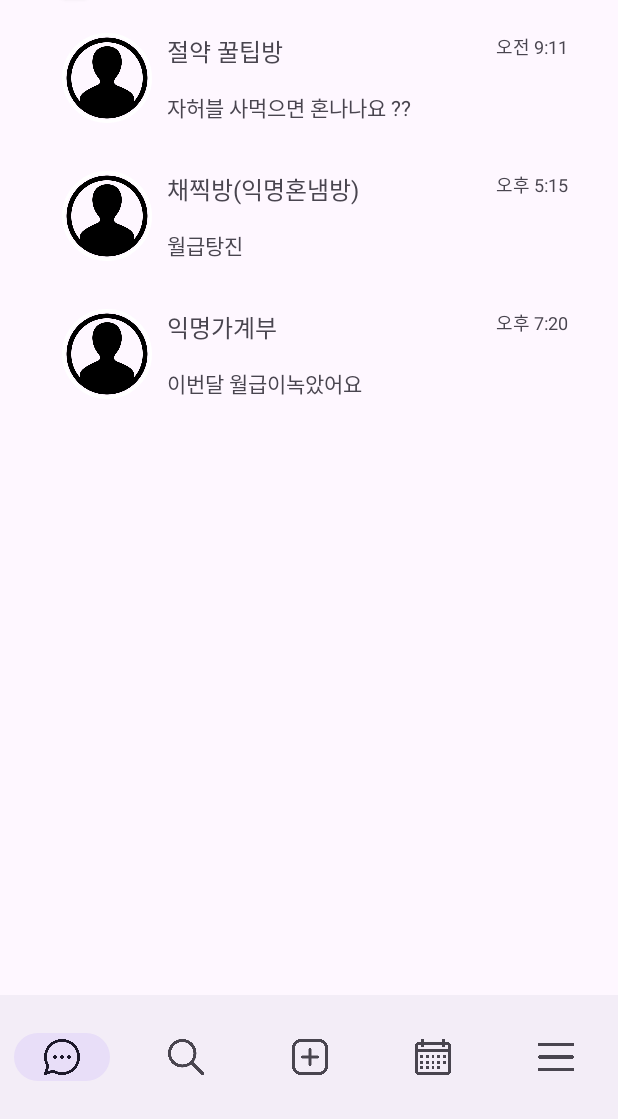
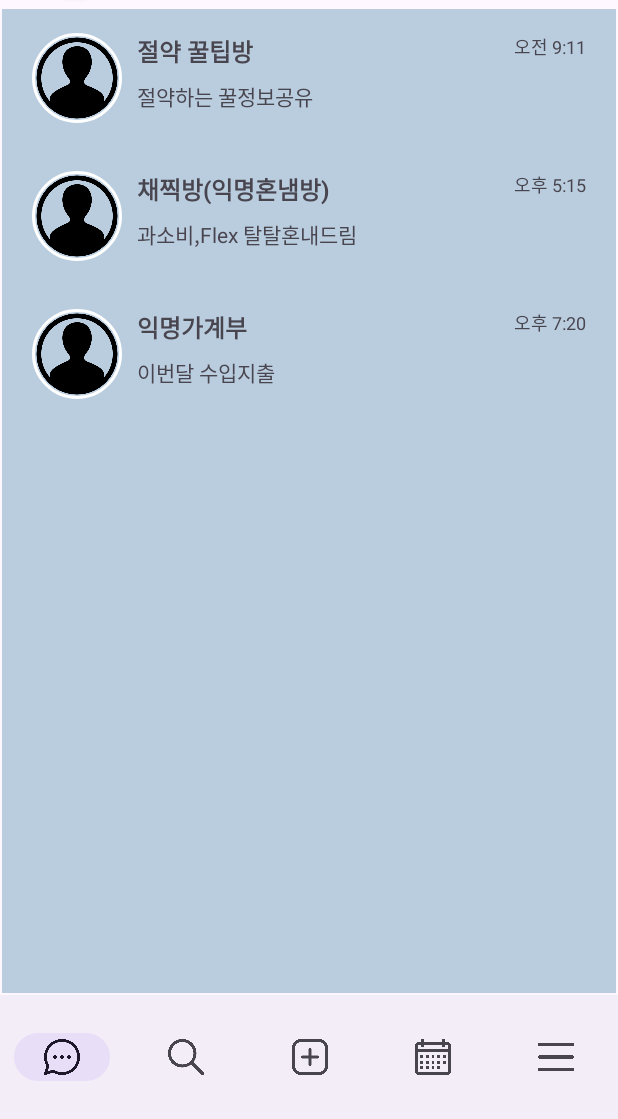
Before and after one commit to 2023-SMHRD-SW-Fullstack-1/HackathonM3W3, an Android app: the fragment ChatListFragment placed in its activity, on a phone screen of 412 x 824 dp, the part 117-1236 px from its top. Run offline under Robolectric (Android 15) with nearby library versions, the phone set to English and light mode, and no system bars; our stand-ins replace CircleImageView; network calls fail; pictures from the network do not load.

Commit message:
chatting list connect

```diff
--- a/frontend/app/src/main/java/com/hjy/hackathon/NewChatActivity.kt
+++ b/frontend/app/src/main/java/com/hjy/hackathon/NewChatActivity.kt
@@ -42,8 +42,10 @@ class NewChatActivity : AppCompatActivity() {
         val member = spf.getString("member", "");
         var memberVO = Gson().fromJson(member, MemberVO::class.java);
 
+
+        val roomId = intent.getStringExtra("roomId");
         val database = Firebase.database
-        val myRef = database.getReference("message")
+        val myRef = database.getReference(roomId!!)
 
         val data = ArrayList<ChatVO>()
 
--- a/frontend/app/src/main/java/com/hjy/hackathon/mainfragment/ChatListFragment.kt
+++ b/frontend/app/src/main/java/com/hjy/hackathon/mainfragment/ChatListFragment.kt
@@ -33,9 +33,9 @@ class ChatListFragment : Fragment() {
         // fregment_chat_list.xml 파일에 있는 recycleView 가져오기
 
         rvChatRoom = view.findViewById<RecyclerView>(R.id.rvChatRoom)
-        chatList.add(ChatRoomVO("절약 꿀팁방", "익명아무개", "자허블 사먹으면 혼나나요 ?? ", "오전 9:11"))
-        chatList.add(ChatRoomVO("채찍방(익명혼냄방)", "춘식이", "월급탕진", "오후 5:15"))
-        chatList.add(ChatRoomVO("익명가계부", "루피", "이번달 월급이녹았어요", "오후 7:20"))
+        chatList.add(ChatRoomVO("절약 꿀팁방", "익명아무개", "절약하는 꿀정보공유", "오전 9:11"))
+        chatList.add(ChatRoomVO("채찍방(익명혼냄방)", "춘식이", "과소비,Flex 탈탈혼내드림", "오후 5:15"))
+        chatList.add(ChatRoomVO("익명가계부", "루피", "이번달 수입지출", "오후 7:20"))
         Log.d("list", chatList.size.toString())
 //        getChatRoomData()
 
@@ -43,6 +43,7 @@ class ChatListFragment : Fragment() {
              onItemClickListener.OnItemClickListener {
              override fun onItemClick(position: Int) {
                  var intent = Intent(requireActivity(), NewChatActivity::class.java)
+                 intent.putExtra("roomId", chatList[position].uidOne);
                  startActivity(intent)
              }
          })
--- a/frontend/app/src/main/res/layout/activity_new_chat.xml
+++ b/frontend/app/src/main/res/layout/activity_new_chat.xml
@@ -34,7 +34,11 @@
         android:layout_height="wrap_content"
         android:layout_marginEnd="8dp"
         android:layout_marginBottom="8dp"
+        android:backgroundTint="#FDE400"
         android:text="보내기"
+        android:textColor="#000000"
+        android:textStyle="bold"
+        app:cornerRadius="5dp"
         app:layout_constraintBottom_toBottomOf="parent"
         app:layout_constraintEnd_toEndOf="parent" />
 
@@ -43,7 +47,7 @@
         android:layout_width="0dp"
         android:layout_height="0dp"
         android:layout_marginBottom="64dp"
-        android:background="#E8E8E8"
+        android:background="#B9CDDF"
         app:layout_constraintBottom_toBottomOf="parent"
         app:layout_constraintEnd_toEndOf="parent"
         app:layout_constraintHorizontal_bias="1.0"
--- a/frontend/app/src/main/res/layout/chat_room_temp.xml
+++ b/frontend/app/src/main/res/layout/chat_room_temp.xml
@@ -9,7 +9,7 @@
         android:id="@+id/imgCRT"
         android:layout_width="60dp"
         android:layout_height="60dp"
-        android:layout_marginStart="40dp"
+        android:layout_marginStart="20dp"
         android:layout_marginTop="16dp"
         android:layout_marginBottom="16dp"
         android:src="@drawable/user"
@@ -25,8 +25,9 @@
         android:layout_width="wrap_content"
         android:layout_height="wrap_content"
         android:layout_marginStart="10dp"
-        android:text="수진"
+        android:text="방제목"
         android:textSize="16sp"
+        android:textStyle="bold"
         app:layout_constraintStart_toEndOf="@+id/imgCRT"
         app:layout_constraintTop_toTopOf="@+id/imgCRT" />
 
@@ -35,16 +36,17 @@
         android:layout_width="200dp"
         android:layout_height="wrap_content"
         android:layout_marginStart="10dp"
-        android:text="절약꿀팁 공유해주세요~"
+        android:text="방내용"
         app:layout_constraintBottom_toBottomOf="@+id/imgCRT"
-        app:layout_constraintStart_toEndOf="@+id/imgCRT" />
+        app:layout_constraintStart_toEndOf="@+id/imgCRT"
+        app:layout_constraintTop_toBottomOf="@+id/tvCRTNick" />
 
     <TextView
         android:id="@+id/tvCRTLastMsgTime"
         android:layout_width="wrap_content"
         android:layout_height="wrap_content"
         android:layout_marginTop="16dp"
-        android:layout_marginEnd="32dp"
+        android:layout_marginEnd="20dp"
         android:text="오후 12:47"
         android:textSize="12sp"
         app:layout_constraintEnd_toEndOf="parent"
--- a/frontend/app/src/main/res/layout/fragment_chat_list.xml
+++ b/frontend/app/src/main/res/layout/fragment_chat_list.xml
@@ -15,6 +15,7 @@
         android:layout_marginTop="1dp"
         android:layout_marginEnd="1dp"
         android:layout_marginBottom="1dp"
+        android:background="#B9CDDF"
         app:layout_constraintBottom_toBottomOf="parent"
         app:layout_constraintEnd_toEndOf="parent"
         app:layout_constraintHorizontal_bias="0.0"
--- a/frontend/app/src/main/res/layout/newchat_template.xml
+++ b/frontend/app/src/main/res/layout/newchat_template.xml
@@ -7,8 +7,8 @@
 
     <ImageView
         android:id="@+id/img"
-        android:layout_width="119dp"
-        android:layout_height="103dp"
+        android:layout_width="90dp"
+        android:layout_height="90dp"
         android:layout_marginStart="10dp"
         android:layout_marginTop="10dp"
         app:layout_constraintStart_toStartOf="parent"
```
Also changed, not shown: frontend/app/src/main/res/layout/newchat_msg_temp.xml (+14 -9 lines), frontend/app/src/main/res/drawable/leftbubble.9.png (added), frontend/app/src/main/res/drawable/rightbubble.9.png (added).
